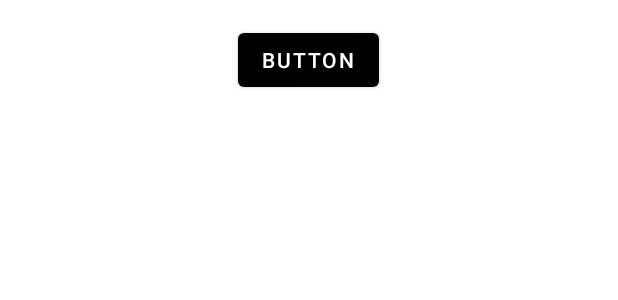
After one commit to IlyaBorisovDly/Oasis, an Android app: the layout instance_workout_button.xml on its own in the app's theme, with its tools: preview values and no code run, on a phone screen of 412 x 824 dp. The commit adds this screen. Shown: the top 300 px of the screen. Run offline under Robolectric (Android 15) with nearby library versions, the phone set to English and light mode, and no system bars.

```diff
--- a/app/src/main/java/com/example/oasis/model/Exercise.kt
+++ b/app/src/main/java/com/example/oasis/model/Exercise.kt
@@ -1,3 +1,3 @@
 package com.example.oasis.model
 
-data class Exercise(val name: String, val bestResult: Int, var count: Int = 0)
+data class Exercise(val name: String, var bestResult: Int, var count: Int = 0)
--- a/app/src/main/res/layout/activity_workout.xml
+++ b/app/src/main/res/layout/activity_workout.xml
@@ -20,6 +20,7 @@
             android:layout_marginStart="16dp"
             android:contentDescription="@string/go_back"
             android:src="@drawable/ic_arrow_left" />
+
     </androidx.cardview.widget.CardView>
 
     <androidx.recyclerview.widget.RecyclerView
--- a/app/src/main/res/layout/instance_exercise_card.xml
+++ b/app/src/main/res/layout/instance_exercise_card.xml
@@ -3,11 +3,11 @@
     xmlns:app="http://schemas.android.com/apk/res-auto"
     android:id="@+id/exerciseCardView"
     android:layout_width="match_parent"
-    android:layout_height="60dp"
+    android:layout_height="70dp"
     android:layout_marginLeft="16dp"
-    android:layout_marginTop="8dp"
+    android:layout_marginTop="16dp"
     android:layout_marginRight="16dp"
-    android:layout_marginBottom="8dp"
+    android:layout_marginBottom="16dp"
     app:strokeColor="@color/black"
     app:strokeWidth="0.5dp">
 
--- /dev/null
+++ b/app/src/main/res/layout/instance_workout_button.xml
@@ -0,0 +1,16 @@
+<?xml version="1.0" encoding="utf-8"?>
+<FrameLayout xmlns:android="http://schemas.android.com/apk/res/android"
+    xmlns:app="http://schemas.android.com/apk/res-auto"
+    android:layout_width="match_parent"
+    android:layout_height="wrap_content">
+
+    <com.google.android.material.button.MaterialButton
+        android:id="@+id/button"
+        android:layout_width="wrap_content"
+        android:layout_height="wrap_content"
+        android:layout_gravity="center_horizontal"
+        android:layout_marginTop="16dp"
+        android:layout_marginBottom="16dp"
+        android:text="Button"
+        app:backgroundTint="@color/black" />
+</FrameLayout>
```
Also changed, not shown: app/src/main/java/com/example/oasis/ui/workout/WorkoutActivity.kt (+7 -0 lines).
